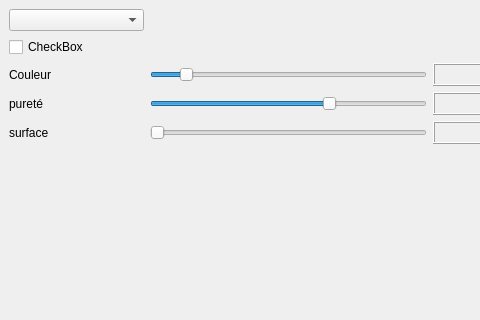
Qt form PluginModules/BotCam/ihm_BotCam.ui (CRLG/LABOTBOX) before a commit; both pictures show x 0 to 480 and y 0 to 320 of the 577 by 546 pixel window.
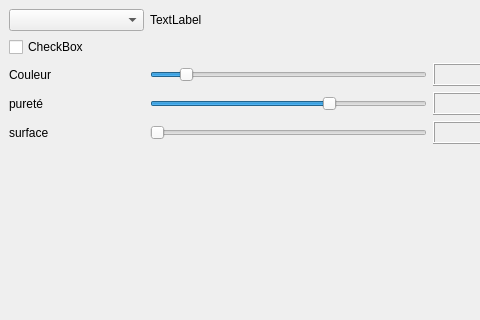
The same form after that commit.

Patch:
```diff
--- a/PluginModules/BotCam/ihm_BotCam.ui
+++ b/PluginModules/BotCam/ihm_BotCam.ui
@@ -123,6 +123,13 @@
       </property>
      </widget>
     </item>
+    <item row="0" column="1">
+     <widget class="QLabel" name="label_cam_state">
+      <property name="text">
+       <string>TextLabel</string>
+      </property>
+     </widget>
+    </item>
    </layout>
   </widget>
   <widget class="QMenuBar" name="menubar">
```
